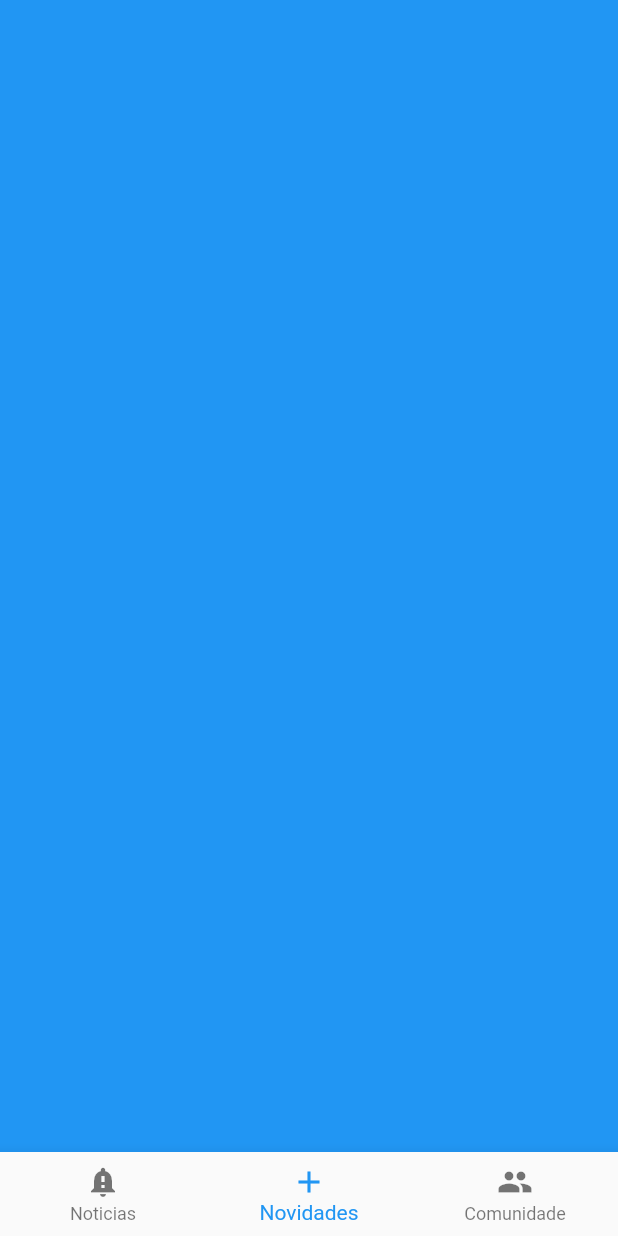
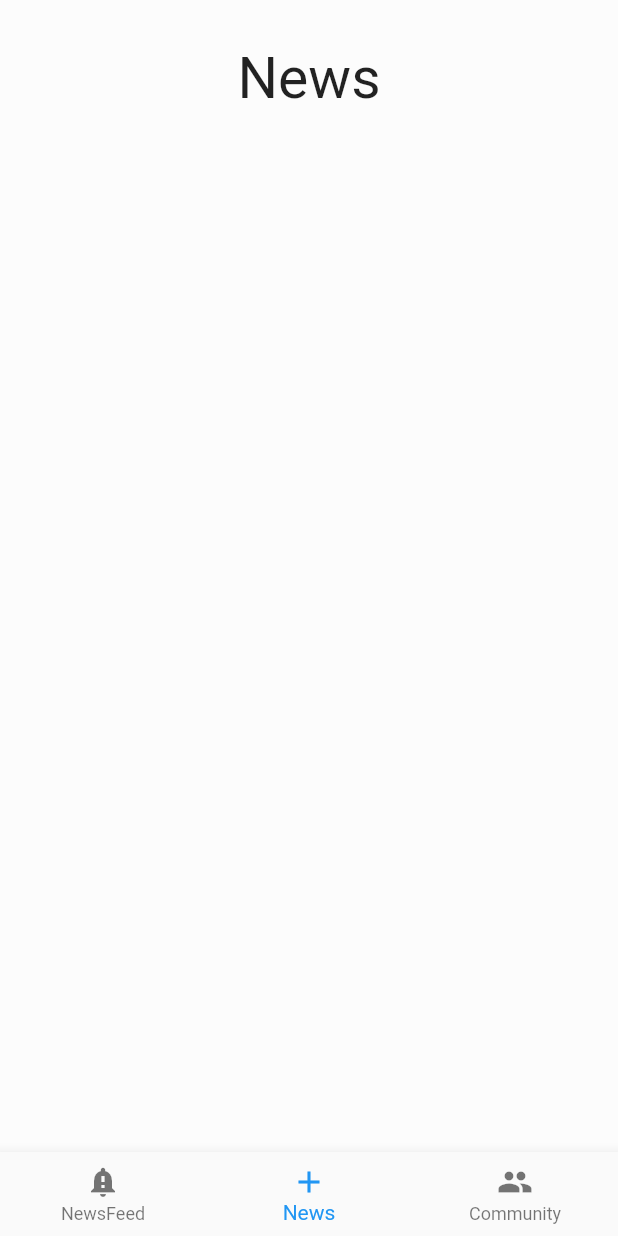
Before and after one commit to Leeo/NewsFeed, a Flutter app: the screen it shows after launch, swiped to page 2, on a phone screen of 412 x 824 dp. Run offline on Flutter 3.47's test engine with Material 2 defaults, Android fonts, the phone set to English and light mode, and no system bars.

Commit message:
second commit

```diff
--- a/lib/main.dart
+++ b/lib/main.dart
@@ -1,5 +1,9 @@
+
 import 'package:flutter/material.dart';
 import 'package:solo/contants.dart';
+import 'newsfeed.dart';
+import 'news.dart';
+import 'community.dart';
 
 void main() {
   runApp(MyApp());
@@ -28,12 +32,12 @@ class _MainPageState extends State<MainPage> {
   int _page = 0;
   @override
   Widget build(BuildContext context) {
-    return new Scaffold(
-      body: new PageView(
-        children:[
-          new Container (color: Colors.green),
-          new Container (color: Colors.blue),
-          new Container (color: Colors.grey)
+        return new Scaffold(
+          body: new PageView(
+            children:[
+          new NewsFeed(),
+          new News(),
+          new Community()
         ],
         controller: _pageController,
         onPageChanged: onPageChanged
@@ -42,15 +46,15 @@ class _MainPageState extends State<MainPage> {
         items: [
           new BottomNavigationBarItem(
             icon: new Icon(Icons.notification_important),
-            title: new Text("Noticias")
+            title: new Text("NewsFeed")
           ),
           new BottomNavigationBarItem(
             icon: new Icon (Icons.add),
-            title: new Text("Novidades")
+            title: new Text("News")
           ),
           new BottomNavigationBarItem(
             icon: new Icon (Icons.people),
-            title: new Text ("Comunidade")
+            title: new Text ("Community")
           )
         ],
         onTap: navigationTapped,
--- /dev/null
+++ b/lib/news.dart
@@ -0,0 +1,53 @@
+import 'package:flutter/material.dart';
+import 'main.dart';
+
+class News extends StatefulWidget {
+  News({Key key}) : super(key: key);
+
+  @override
+  _NewsState createState() => _NewsState();
+}
+
+class _NewsState extends State<News> {
+  PageController _pageController;
+  int page = 2;
+
+  @override
+ Widget build(BuildContext context) {
+    return new Scaffold(
+      backgroundColor: Colors.white38,
+       body: new PageView(
+         children: [
+           new Title2(),
+           new Container(
+             color: Colors.white
+           )
+         ],
+       ),
+    );
+  }
+}
+
+class Title2 extends StatefulWidget {
+  Title2({Key key}) : super(key: key);
+
+  @override
+  _Title2State createState() => _Title2State();
+}
+
+class _Title2State extends State<Title2> {
+  @override
+    Widget build(BuildContext context) {
+    return Container(
+      padding:  EdgeInsets.fromLTRB(20, 30, 20, 20),
+      child:
+      Text('News',
+      textAlign: TextAlign.center,
+      style: TextStyle(
+        fontSize: 38,
+        fontStyle: FontStyle.normal
+      ),
+      ),
+    );
+  }
+}
--- /dev/null
+++ b/lib/newsfeed.dart
@@ -0,0 +1,53 @@
+import 'package:flutter/material.dart';
+import 'main.dart';
+
+class NewsFeed extends StatefulWidget {
+  NewsFeed({Key key}) : super(key: key);
+
+  @override
+  _NewsFeedState createState() => _NewsFeedState();
+}
+
+class _NewsFeedState extends State<NewsFeed> {
+  PageController _pageController;
+  int page = 1;
+
+  @override
+  Widget build(BuildContext context) {
+    return new Scaffold(
+      backgroundColor: Colors.white24,
+       body: new PageView(
+         children: [
+           new Title(),
+           new Container(
+             color: Colors.white
+           )
+         ],
+       ),
+    );
+  }
+}
+
+class Title extends StatefulWidget {
+  Title({Key key}) : super(key: key);
+
+  @override
+  _TitleState createState() => _TitleState();
+}
+
+class _TitleState extends State<Title> {
+  @override
+    Widget build(BuildContext context) {
+    return Container(
+      padding:  EdgeInsets.fromLTRB(20, 30, 20, 20),
+      child:
+      Text('NewsFeed',
+      textAlign: TextAlign.center,
+      style: TextStyle(
+        fontSize: 38,
+        fontStyle: FontStyle.normal
+      ),
+      ),
+    );
+  }
+}
```
Also changed, not shown: lib/community.dart (added, +55 -0 lines).
